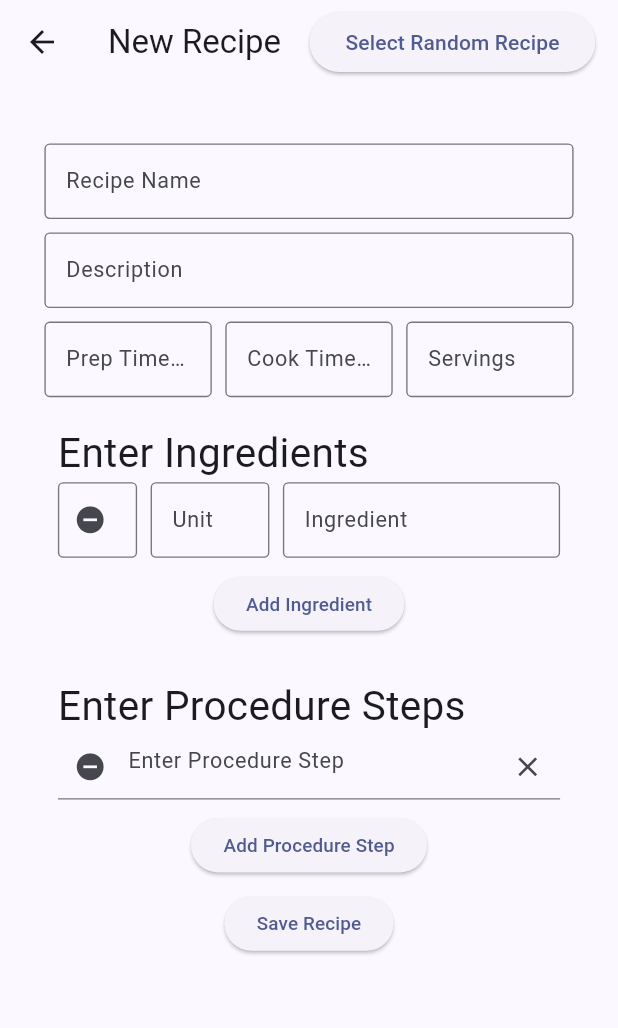
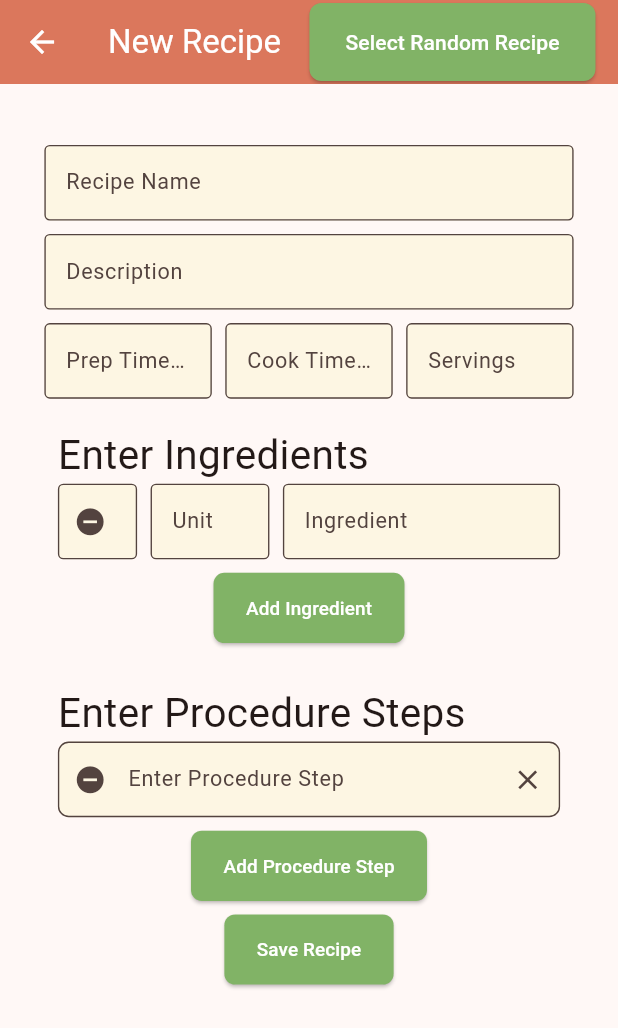
Before and after one commit to nrhooks17/recipe-generator-frontend, a Flutter app: the screen it shows after launch, after a tap on "Store New Recipe", on a phone screen of 412 x 824 dp. Shown: the top 1028 px of the screen. Run offline on Flutter 3.47's test engine with Material 3 defaults, Android fonts, the phone set to English and light mode, and no system bars; network calls fail.

Commit message:
Add recipe 'theme'/fix build bugs/make app more modular and mantainable

```diff
--- /dev/null
+++ b/lib/config/app_constants.dart
@@ -0,0 +1,62 @@
+class AppConstants {
+  // API URLs
+  static const String baseUrl = 'http://localhost:8080';
+  static const String randomRecipeEndpoint = '$baseUrl/recipe/random';
+  static const String submitRecipeEndpoint = '$baseUrl/recipe/submit';
+
+  // App Strings
+  static const String appTitle = 'Recipe Generator';
+  static const String newRecipeTitle = 'New Recipe';
+  static const String viewRecipeTitle = 'Select Recipe';
+
+  // Button Labels
+  static const String generateRecipeButton = 'Generate Recipe';
+  static const String saveRecipeButton = 'Save Recipe';
+  static const String selectRandomRecipeButton = 'Select Random Recipe';
+  static const String generateFromAIButton = 'Generate Recipe from AI';
+  static const String storeNewRecipeButton = 'Store New Recipe';
+  static const String selectStoredRecipeButton = 'Select Stored Recipe';
+
+  // Form Labels
+  static const String recipeNameLabel = 'Recipe Name';
+  static const String descriptionLabel = 'Description';
+  static const String prepTimeLabel = 'Prep Time(min)';
+  static const String cookTimeLabel = 'Cook Time(min)';
+  static const String servingsLabel = 'Servings';
+  static const String ingredientLabel = 'Ingredient';
+  static const String procedureLabel = 'Procedure';
+  static const String unitAmountLabel = 'Unit amount';
+  static const String unitLabel = 'Unit';
+
+  // Hints
+  static const String recipeNameHint = 'Enter recipe name';
+  static const String descriptionHint = 'Enter recipe description';
+  static const String numbersOnlyHint = 'Enter numbers only';
+  static const String enterNumberHint = 'Enter number';
+  static const String unitOfMeasurementHint = 'Unit of measurement';
+  static const String ingredientNameHint = 'ingredient name';
+
+  // Section Headers
+  static const String servingsHeader = 'Servings';
+  static const String prepTimeHeader = 'Prep Time';
+  static const String cookTimeHeader = 'Cook Time';
+  static const String ingredientsHeader = 'Ingredients';
+  static const String procedureHeader = 'Procedure';
+  static const String descriptionHeader = 'Description';
+
+  // Messages
+  static const String recipeSubmittedSuccess = 'has been submitted successfully.';
+  static const String errorRetrievingRecipe = 'Error retrieving recipe: ';
+  static const String errorSubmittingRecipe = 'Error submitting recipe data: ';
+  static const String generateRandomRecipeMessage = 'Generating a random recipe...';
+
+  // Validation limits
+  static const int maxPrepTime = 1440; // 24 hours in minutes
+  static const int maxCookTime = 1440;
+  static const int maxServings = 100;
+  static const double maxAmount = 999.99;
+
+  // UI Configuration
+  static const double transformScale = 0.9;
+  static const int timeUnits = 1; // minutes
+}
--- /dev/null
+++ b/lib/config/app_theme.dart
@@ -0,0 +1,105 @@
+import 'package:flutter/material.dart';
+
+class AppTheme {
+  // Color palette
+  static const Color primaryColor = Color(0xFFE07A5F); // Warm terracotta
+  static const Color secondaryColor = Color(0xFF81B366); // Fresh herb green
+  static const Color backgroundColor = Color(0xFFFDF6E3); // Warm cream
+  static const Color surfaceColor = Color(0xFFFFFFFF);
+  static const Color textPrimary = Color(0xFF2D3436);
+  static const Color textSecondary = Color(0xFF636E72);
+  static const Color borderColor = Color(0xFFDDD6C7);
+
+  // Text styles
+  static const TextStyle headingLarge = TextStyle(
+    fontSize: 24,
+    fontWeight: FontWeight.bold,
+    color: textPrimary,
+  );
+
+  static const TextStyle headingMedium = TextStyle(
+    fontSize: 18,
+    fontWeight: FontWeight.bold,
+    color: textPrimary,
+  );
+
+  static const TextStyle bodyLarge = TextStyle(
+    fontSize: 16,
+    color: textPrimary,
+  );
+
+  static const TextStyle bodyMedium = TextStyle(
+    fontSize: 14,
+    color: textPrimary,
+  );
+
+  static const TextStyle bodySmall = TextStyle(
+    fontSize: 12,
+    color: textSecondary,
+  );
+
+  static const TextStyle description = TextStyle(
+    fontSize: 16,
+    fontStyle: FontStyle.italic,
+    color: textSecondary,
+  );
+
+  // Spacing
+  static const double paddingSmall = 8.0;
+  static const double paddingMedium = 16.0;
+  static const double paddingLarge = 24.0;
+
+  static const double marginSmall = 8.0;
+  static const double marginMedium = 16.0;
+  static const double marginLarge = 24.0;
+
+  static const double borderRadius = 8.0;
+  static const double borderRadiusLarge = 12.0;
+
+  // Theme data
+  static ThemeData get lightTheme {
+    return ThemeData(
+      colorScheme: ColorScheme.fromSeed(
+        seedColor: primaryColor,
+        brightness: Brightness.light,
+      ),
+      useMaterial3: true,
+      appBarTheme: AppBarTheme(
+        backgroundColor: primaryColor,
+        foregroundColor: Colors.white,
+        elevation: 2,
+      ),
+      cardTheme: CardThemeData(
+        elevation: 4,
+        shape: RoundedRectangleBorder(
+          borderRadius: BorderRadius.circular(borderRadiusLarge),
+        ),
+      ),
+      elevatedButtonTheme: ElevatedButtonThemeData(
+        style: ElevatedButton.styleFrom(
+          backgroundColor: secondaryColor,
+          foregroundColor: Colors.white,
+          padding: const EdgeInsets.symmetric(
+            horizontal: paddingLarge,
+            vertical: paddingMedium,
+          ),
+          shape: RoundedRectangleBorder(
+            borderRadius: BorderRadius.circular(borderRadius),
+          ),
+        ),
+      ),
+      inputDecorationTheme: InputDecorationTheme(
+        filled: true,
+        fillColor: backgroundColor,
+        border: OutlineInputBorder(
+          borderRadius: BorderRadius.circular(borderRadius),
+          borderSide: BorderSide(color: borderColor),
+        ),
+        focusedBorder: OutlineInputBorder(
+          borderRadius: BorderRadius.circular(borderRadius),
+          borderSide: BorderSide(color: secondaryColor, width: 2),
+        ),
+      ),
+    );
+  }
+}
--- a/lib/main.dart
+++ b/lib/main.dart
@@ -2,6 +2,8 @@ import 'package:flutter/material.dart';
 import 'utils/alert.dart';
 import 'pages/new_recipe.dart';
 import 'pages/view_recipe.dart';
+import 'config/app_theme.dart';
+import 'config/app_constants.dart';
 
 
 void main() {
@@ -16,12 +18,9 @@ class MyApp extends StatelessWidget {
   Widget build(BuildContext context) {
     return MaterialApp(
       debugShowCheckedModeBanner: false,
-      title: 'Recipe Generator',
-      theme: ThemeData(
-        colorScheme: ColorScheme.fromSeed(seedColor: Colors.indigoAccent),
-        useMaterial3: true,
-      ),
-      home: const MyHomePage(title: 'Recipe Generator'),
+      title: AppConstants.appTitle,
+      theme: AppTheme.lightTheme,
+      home: const MyHomePage(title: AppConstants.appTitle),
     );
   }
 }
@@ -50,11 +49,11 @@ class _MyHomePageState extends State<MyHomePage> {
           children: <Widget>[
              ElevatedButton(
               onPressed: () {
-                AlertUtil.showAlert(context, "Generate Random Recipe", "Generating a random recipe...");
+                AlertUtil.showAlert(context, "Generate Random Recipe", AppConstants.generateRandomRecipeMessage);
               },
-              child: const Text('Generate Recipe from AI'),
+              child: const Text(AppConstants.generateFromAIButton),
             ),
-            const SizedBox(height: 13),
+            const SizedBox(height: AppTheme.paddingMedium),
             ElevatedButton(
               onPressed: () {
                 Navigator.push(
@@ -62,9 +61,9 @@ class _MyHomePageState extends State<MyHomePage> {
                   MaterialPageRoute(builder: (context) => const NewRecipe()),
                 );
               },
-              child: const Text('Store New Recipe')
+              child: const Text(AppConstants.storeNewRecipeButton)
             ),
-            const SizedBox(height: 13),
+            const SizedBox(height: AppTheme.paddingMedium),
             ElevatedButton(
               onPressed: () {
                 Navigator.push(
@@ -72,7 +71,7 @@ class _MyHomePageState extends State<MyHomePage> {
                   MaterialPageRoute(builder: (context) => const ViewRecipe()),
                 );
               },
-              child: const Text('Select Stored Recipe')
+              child: const Text(AppConstants.selectStoredRecipeButton)
             )
           ],
         ),
```
Also changed, not shown: lib/providers/recipe_provider.dart (+9 -13 lines), lib/services/recipe_api_service.dart (added, +59 -0 lines), lib/widgets/forms/custom_text_field.dart (added, +77 -0 lines), lib/widgets/forms/recipe_form_section.dart (added, +64 -0 lines), lib/widgets/ingredients_card.dart (added, +62 -0 lines), lib/widgets/procedure_card.dart (added, +63 -0 lines), lib/widgets/recipe_header.dart (added, +51 -0 lines), lib/widgets/recipe_info_card.dart (added, +68 -0 lines).
